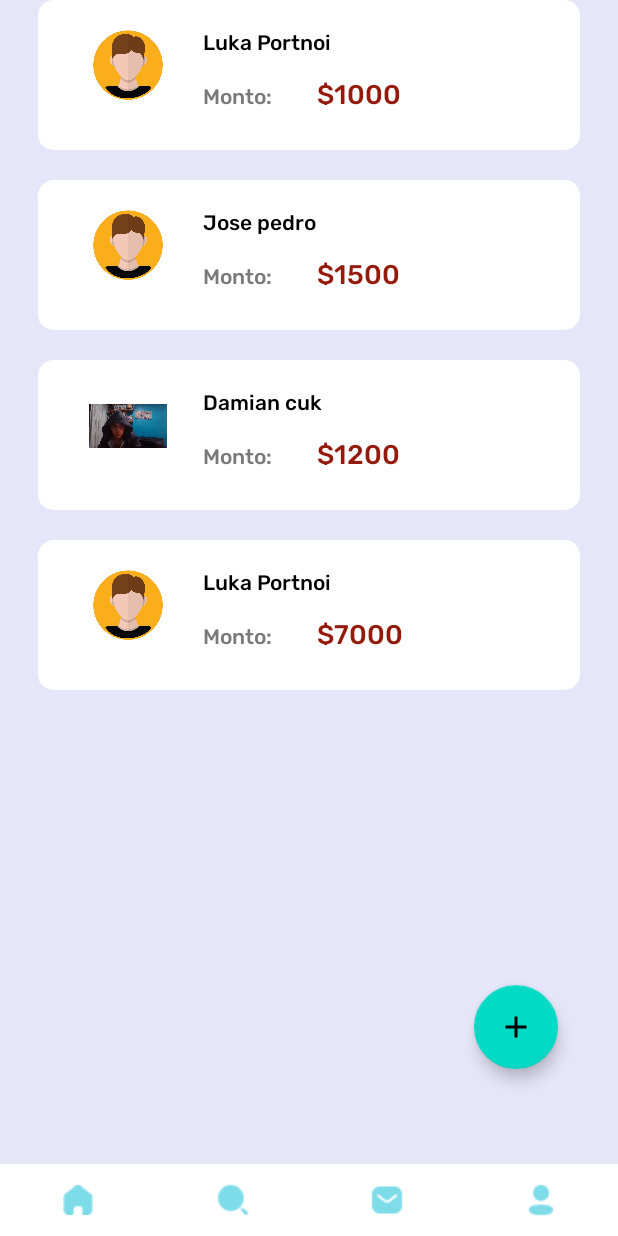
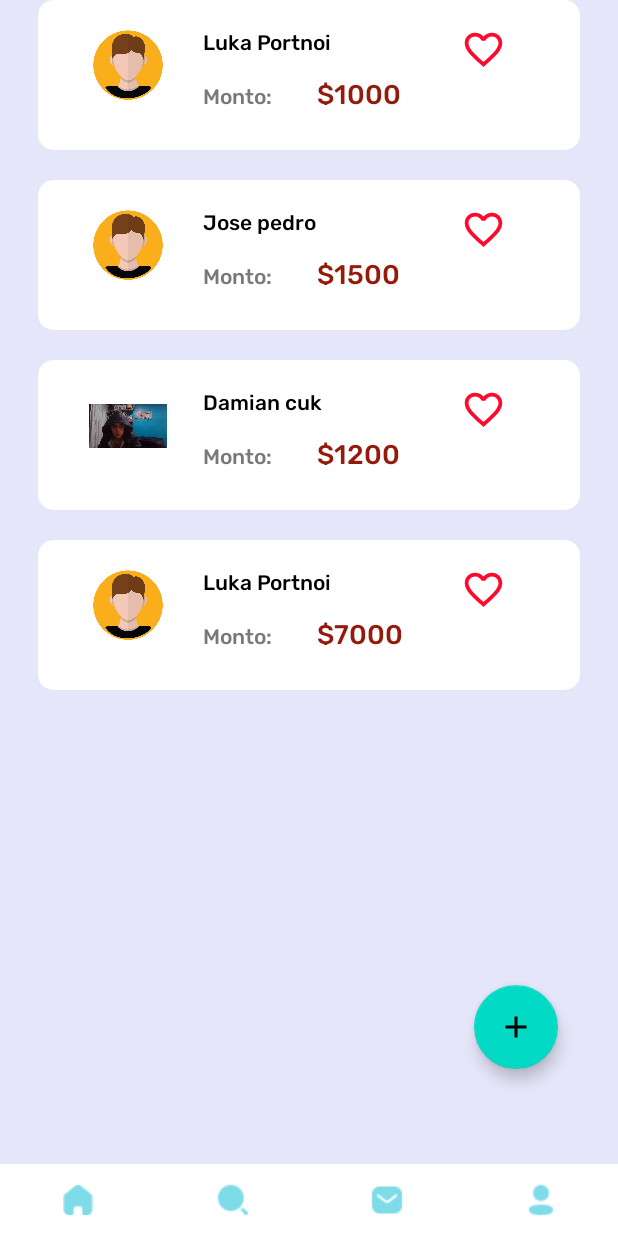
Before and after one commit to LoanGrounds/AndroidStudioLG, an Android app: the MenuFragment screen opened directly, with no data from a screen before it, on a phone screen of 412 x 824 dp. Run offline under Robolectric (Android 15) with nearby library versions, the phone set to English and light mode, and no system bars; Roboto replaces fonts that are not available here.

Commit message:
Actualizacion 14:17 23/5

```diff
--- a/ProyectFinal/app/src/main/java/com/example/ProyectoFinal/loangrounds/ListaRecomendados/ListaAdaptora.java
+++ b/ProyectFinal/app/src/main/java/com/example/ProyectoFinal/loangrounds/ListaRecomendados/ListaAdaptora.java
@@ -12,6 +12,7 @@ import android.widget.TextView;
 import androidx.annotation.NonNull;
 import androidx.annotation.Nullable;
 
+import com.airbnb.lottie.LottieAnimationView;
 import com.example.ProyectoFinal.loangrounds.ListaRecomendados.Prestamo;
 import com.example.ProyectoFinal.loangrounds.R;
 
@@ -39,13 +40,45 @@ public class ListaAdaptora extends ArrayAdapter<Prestamo> {
         TextView tvNombreApellido=view.findViewById(R.id.tvNombreApellido);
         TextView precio1=view.findViewById(R.id.precio1);
         ImageView imgPrestamista=view.findViewById(R.id.imgPrestamista);
+        LottieAnimationView coraDislike=view.findViewById(R.id.coraDislike);
+        final int[] cont = {0};
 
 
         Prestamo prestamo=ListaPrestamos.get(position);
         tvNombreApellido.setText(prestamo.getName());
         precio1.setText(String.valueOf("$"+prestamo.getPrecio1()));
         imgPrestamista.setImageDrawable(mCtx.getResources().getDrawable(prestamo.getImage()));
+        final boolean[] like = {false};
+        coraDislike.setOnClickListener(new View.OnClickListener() {
+            @Override
+            public void onClick(View v) {
+
+                like[0] =likeAnimation(coraDislike,R.raw.like, like[0]);
+
+
+                /*if (cont[0] ==0){
+                coraDislike.setBackgroundResource(R.drawable.favorite_like);
+                cont[0]++;
+                }else{
+                    coraDislike.setBackgroundResource(R.drawable.favorite_unlike);
+                    cont[0]--;
+                }*/
+            }
+        });
 
         return view;
     }
+
+
+    private boolean likeAnimation(LottieAnimationView imageView, int animation,Boolean like){
+        if (!like){
+            imageView.setAnimation(animation);
+            imageView.playAnimation();
+        }
+        else {
+            imageView.setImageResource(R.drawable.favorite_unlike);
+        }
+
+        return !like;
+    }
 }
--- a/ProyectFinal/app/src/main/res/layout/fragment_lupa.xml
+++ b/ProyectFinal/app/src/main/res/layout/fragment_lupa.xml
@@ -37,6 +37,7 @@
                 android:background="@drawable/search"
 
                 android:iconifiedByDefault="false"
+
                 android:queryHint="Buscar prestamo" />
 
             <com.airbnb.lottie.LottieAnimationView
--- a/ProyectFinal/app/src/main/res/layout/my_list_item.xml
+++ b/ProyectFinal/app/src/main/res/layout/my_list_item.xml
@@ -52,7 +52,7 @@
 
                         <TextView
                             android:id="@+id/tvNombreApellido"
-                            android:layout_width="243dp"
+                            android:layout_width="196dp"
                             android:layout_height="wrap_content"
 
                             android:layout_gravity="center_vertical"
@@ -62,6 +62,12 @@
                             android:text="Nombre y apellido"
                             android:textColor="#000000"
                             android:textSize="14sp" />
+
+                        <com.airbnb.lottie.LottieAnimationView
+                            android:id="@+id/coraDislike"
+                            android:layout_width="30dp"
+                            android:layout_height="30dp"
+                            app:srcCompat="@drawable/favorite_unlike" />
 
 
                     </LinearLayout>
```
Also changed, not shown: ProyectFinal/app/src/main/res/raw/like.json (added, +1 -0 lines), 27 other files.
